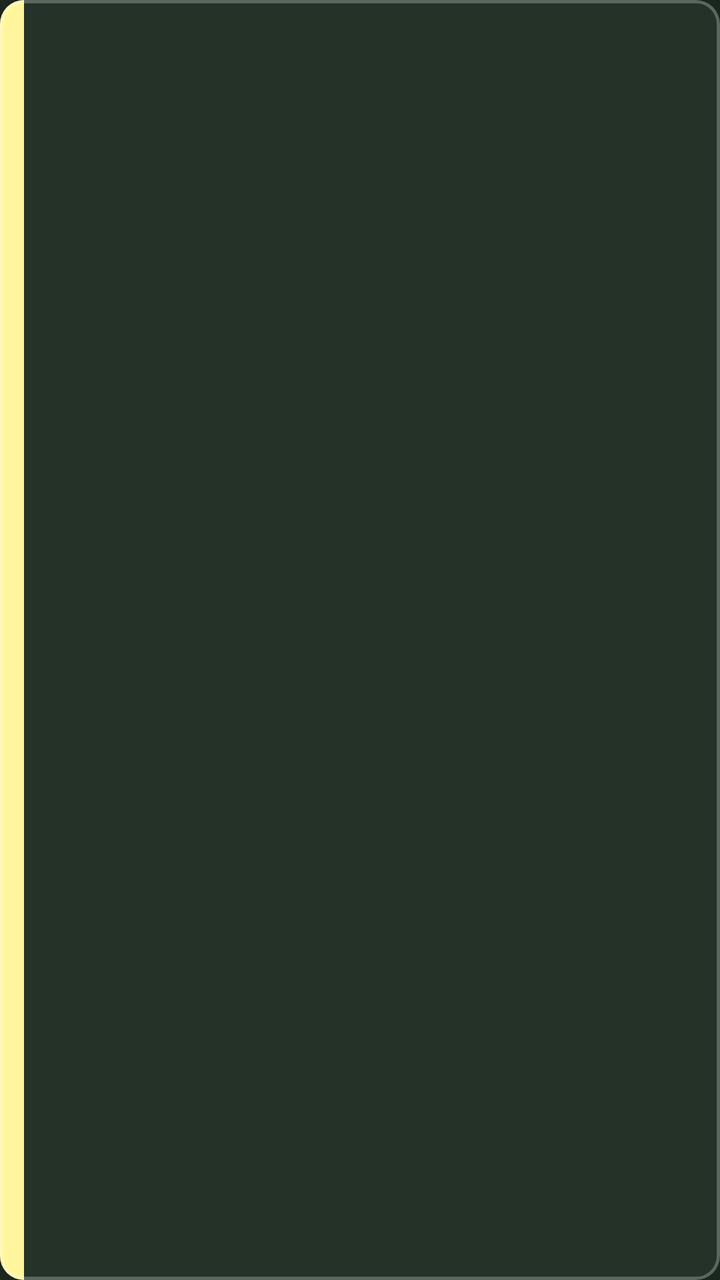
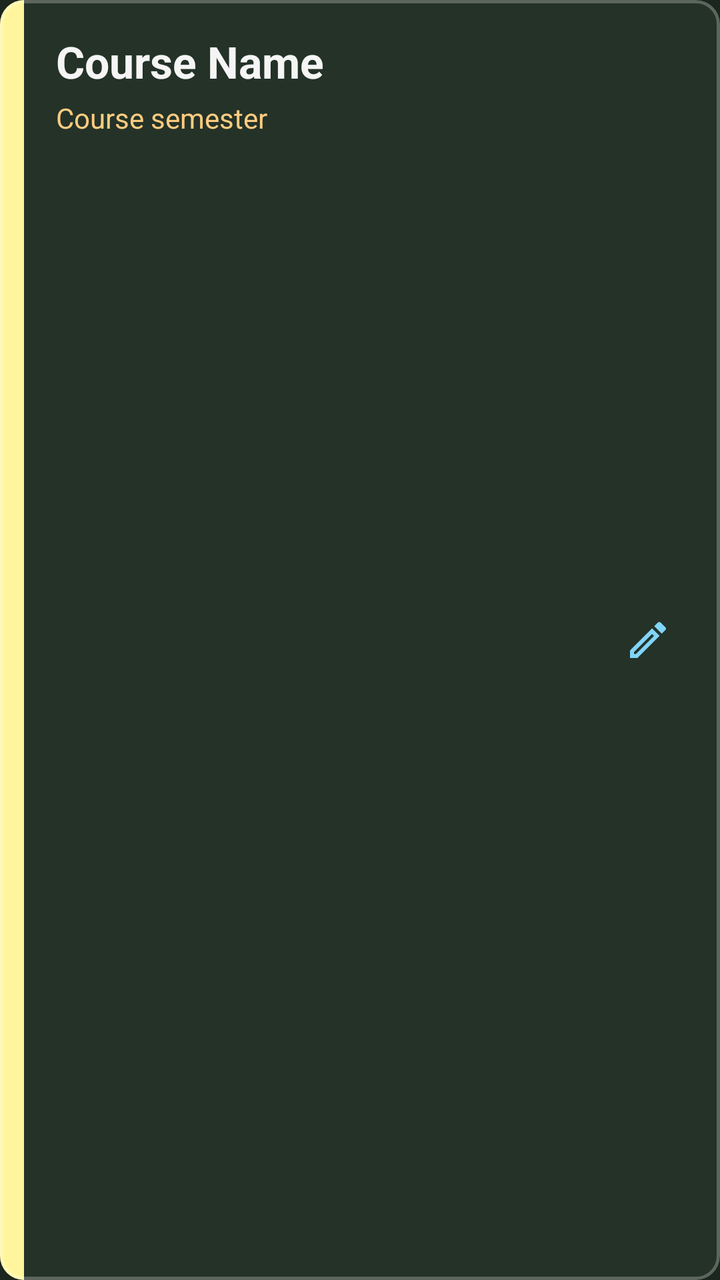

Two renders of the same Android screen: before a commit and after it. Below are the layout's source before the change and the commit's diff.
<!-- AndroidManifest.xml: application theme Theme.Presensor -->
<!-- res/layout/item_course_card.xml -->
<?xml version="1.0" encoding="utf-8"?>
<com.google.android.material.card.MaterialCardView
    xmlns:android="http://schemas.android.com/apk/res/android"
    xmlns:app="http://schemas.android.com/apk/res-auto"
    android:layout_width="match_parent"
    android:layout_height="100dp"
    android:layout_margin="8dp"
    app:cardCornerRadius="12dp"
    app:cardBackgroundColor="?attr/cardBackgroundColor"
    app:cardElevation="0dp"
    app:strokeWidth="1.5dp"
    app:strokeColor="?attr/cardFrameColor">

    <androidx.constraintlayout.widget.ConstraintLayout
        android:layout_width="match_parent"
        android:layout_height="match_parent">

        <View
            android:id="@+id/viewCourseAccent"
            android:layout_width="12dp"
            android:layout_height="0dp"
            android:background="@color/chalk_yellow"
            app:layout_constraintBottom_toBottomOf="parent"
            app:layout_constraintStart_toStartOf="parent"
            app:layout_constraintTop_toTopOf="parent" />

        <TextView
            android:id="@+id/txtCourseName"
            android:layout_width="0dp"
            android:layout_height="wrap_content"
            android:layout_marginStart="16dp"
            android:layout_marginTop="16dp"
            android:layout_marginEnd="16dp"
            android:ellipsize="end"
            android:maxLines="1"
            android:textColor="?attr/colorPrimary"
            android:textSize="22sp"
            android:textStyle="bold"
            app:layout_constraintEnd_toEndOf="parent"
            app:layout_constraintStart_toEndOf="@id/viewCourseAccent"
            app:layout_constraintTop_toTopOf="parent" />

        <TextView
            android:id="@+id/txtCourseDetails"
            android:layout_width="wrap_content"
            android:layout_height="wrap_content"
            android:layout_marginStart="16dp"
            android:layout_marginTop="4dp"
            android:textColor="?attr/descriptiveTextColor"
            android:textSize="14sp"
            app:layout_constraintStart_toEndOf="@id/viewCourseAccent"
            app:layout_constraintTop_toBottomOf="@id/txtCourseName" />

    </androidx.constraintlayout.widget.ConstraintLayout>
</com.google.android.material.card.MaterialCardView>
<!-- resources referenced by this layout -->
<resources>
  <color name="chalk_yellow">#FFF59D</color>
  <style name="Theme.Presensor" parent="Base.Theme.Presensor" />
  <style name="Base.Theme.Presensor" parent="Theme.MaterialComponents.DayNight.NoActionBar">
          <item name="colorPrimary">@color/chalk_white</item>
          <item name="colorOnPrimary">@color/blackboard_green</item>
  
          <item name="android:windowBackground">@color/blackboard_green</item>
          <item name="colorSurface">@color/surface_dark</item>
  
          <item name="android:statusBarColor">#141D16</item>
          <item name="android:windowLightStatusBar">false</item>
          <item name="android:textColorPrimary">@color/chalk_white</item>
          <item name="android:textColorSecondary" format="color">@color/chalk_blue</item>
          <item name="timestampColor" format="color">@color/chalk_teal</item>
          <item name="actionItemColor" format="color">@color/chalk_blue</item>
          <item name="descriptiveTextColor" format="color">@color/chalk_orange</item>
          <item name="cardFrameColor" format="color">@color/blackboard_frame</item>
          <item name="cardBackgroundColor" format="color">@color/blackboard_lighter_green</item>
  
          <item name="studentSkippedClassColor" format="color">@color/chalk_red</item>
          <item name="studentAttendedClassColor" format="color">@color/chalk_green</item>
      </style>
  <color name="chalk_white">#F5F5F5</color>
  <color name="blackboard_green">#1B261E</color>
  <color name="surface_dark">#243027</color>
  <color name="chalk_blue">#81D4FA</color>
  <color name="chalk_teal">#80CBC4</color>
  <color name="chalk_orange">#FFCC80</color>
  <color name="blackboard_frame">#40FFFFFF</color>
  <color name="blackboard_lighter_green">#243228</color>
  <color name="chalk_red">#EF9A9A</color>
  <color name="chalk_green">#C5E1A5</color>
</resources>

<!-- the commit's change to res/layout/item_course_card.xml (unified diff, before → after) -->
@@ -1,6 +1,5 @@
 <?xml version="1.0" encoding="utf-8"?>
-<com.google.android.material.card.MaterialCardView
-    xmlns:android="http://schemas.android.com/apk/res/android"
+<com.google.android.material.card.MaterialCardView xmlns:android="http://schemas.android.com/apk/res/android"
     xmlns:app="http://schemas.android.com/apk/res-auto"
     android:layout_width="match_parent"
     android:layout_height="100dp"
@@ -26,22 +25,25 @@
 
         <TextView
             android:id="@+id/txtCourseName"
+            android:text="@string/hint_course_name"
             android:layout_width="0dp"
             android:layout_height="wrap_content"
             android:layout_marginStart="16dp"
             android:layout_marginTop="16dp"
-            android:layout_marginEnd="16dp"
+            android:layout_marginEnd="8dp"
             android:ellipsize="end"
-            android:maxLines="1"
+            android:maxLines="2"
+            android:maxWidth="200sp"
             android:textColor="?attr/colorPrimary"
             android:textSize="22sp"
             android:textStyle="bold"
-            app:layout_constraintEnd_toEndOf="parent"
+            app:layout_constraintEnd_toStartOf="@id/imgEditCourseDashboard"
             app:layout_constraintStart_toEndOf="@id/viewCourseAccent"
             app:layout_constraintTop_toTopOf="parent" />
 
         <TextView
             android:id="@+id/txtCourseDetails"
+            android:text="@string/hint_course_semester"
             android:layout_width="wrap_content"
             android:layout_height="wrap_content"
             android:layout_marginStart="16dp"
@@ -51,5 +53,19 @@
             app:layout_constraintStart_toEndOf="@id/viewCourseAccent"
             app:layout_constraintTop_toBottomOf="@id/txtCourseName" />
 
+        <ImageView
+            android:id="@+id/imgEditCourseDashboard"
+            android:layout_width="48dp"
+            android:layout_height="48dp"
+            android:layout_marginEnd="12dp"
+            android:background="?attr/selectableItemBackgroundBorderless"
+            android:contentDescription="@string/title_edit_course"
+            android:padding="12dp"
+            android:src="@drawable/ic_edit"
+            app:tint="?attr/actionItemColor"
+            app:layout_constraintBottom_toBottomOf="parent"
+            app:layout_constraintEnd_toEndOf="parent"
+            app:layout_constraintTop_toTopOf="parent" />
+
     </androidx.constraintlayout.widget.ConstraintLayout>
 </com.google.android.material.card.MaterialCardView>
<!-- resource entries referenced after the edit -->
@@ -1,6 +1,15 @@
 <!-- resources referenced by this layout -->
 <resources>
   <color name="chalk_yellow">#FFF59D</color>
+  <!-- drawable ic_edit (drawable) -->
+  <vector xmlns:android="http://schemas.android.com/apk/res/android" android:height="24dp" android:tint="#000000" android:viewportHeight="24" android:viewportWidth="24" android:width="24dp">
+        
+      <path android:fillColor="@android:color/white" android:pathData="M3,17.25V21h3.75L17.81,9.94l-3.75,-3.75L3,17.25zM5.92,19H5v-0.92l9.06,-9.06 0.92,0.92L5.92,19zM20.71,5.63l-2.34,-2.34c-0.2,-0.2 -0.45,-0.29 -0.71,-0.29s-0.51,0.1 -0.7,0.29l-1.83,1.83 3.75,3.75 1.83,-1.83c0.39,-0.39 0.39,-1.02 0,-1.41z"/>
+      
+  </vector>
+  <string name="hint_course_name">Course Name</string>
+  <string name="hint_course_semester">Course semester</string>
+  <string name="title_edit_course">Edit Course Details</string>
   <style name="Theme.Presensor" parent="Base.Theme.Presensor" />
   <style name="Base.Theme.Presensor" parent="Theme.MaterialComponents.DayNight.NoActionBar">
           <item name="colorPrimary">@color/chalk_white</item>
